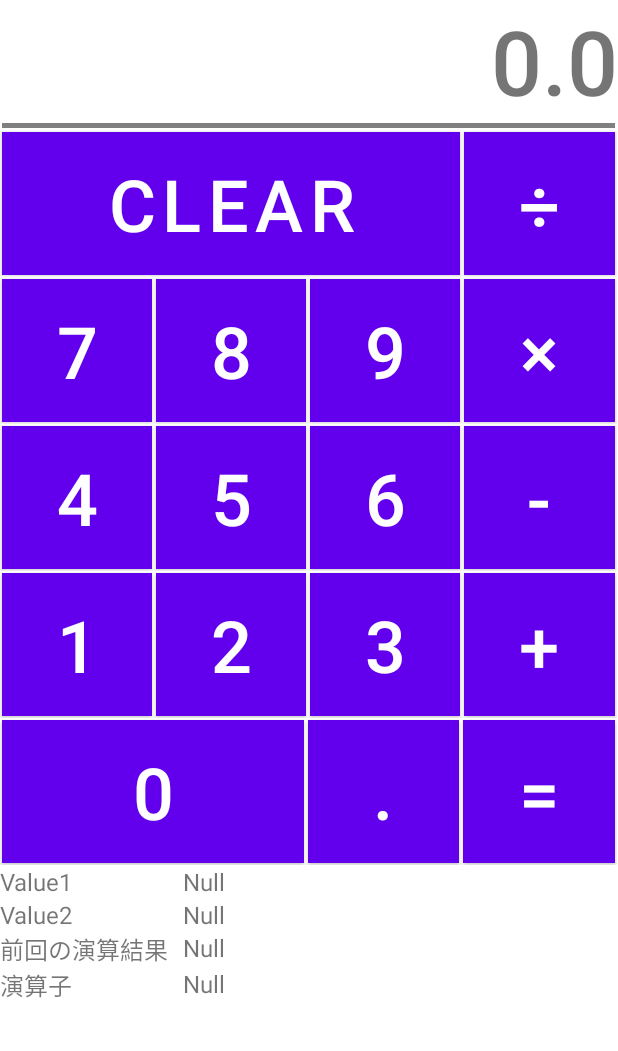
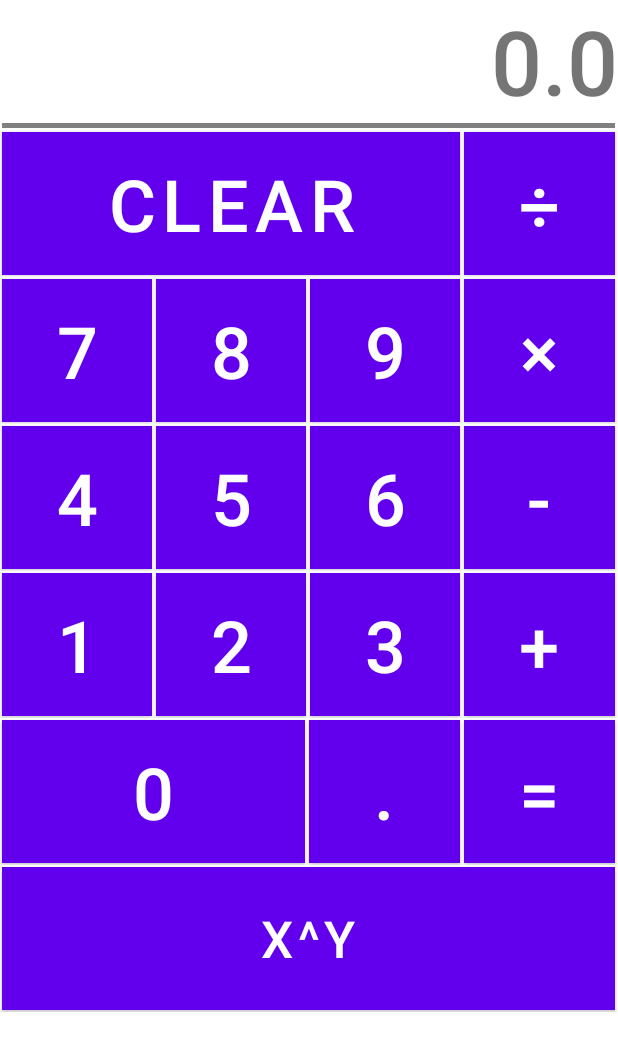
Before and after one commit to zomsa1228/Calculator_App, an Android app: the screen it shows after launch (MainActivity), on a phone screen of 412 x 824 dp. Shown: the top 1051 px of the screen. Run offline under Robolectric (Android 15) with nearby library versions, the phone set to English and light mode, and no system bars; Roboto replaces fonts that are not available here.

Commit message:
累乗計算の追加 累乗計算の追加に伴い、いくつかのバグが発生している模様

```diff
--- a/app/src/main/java/com/example/myapplication2/MainActivity.java
+++ b/app/src/main/java/com/example/myapplication2/MainActivity.java
@@ -5,8 +5,6 @@ import androidx.appcompat.app.AppCompatActivity;
 import android.os.Bundle;
 import android.view.View;
 import android.widget.TextView;
-
-import com.google.android.material.snackbar.Snackbar;
 
 public class MainActivity extends AppCompatActivity implements View.OnClickListener {
 
@@ -44,21 +42,39 @@ public class MainActivity extends AppCompatActivity implements View.OnClickListe
         findViewById(R.id.button8).setOnClickListener(this::onClick);
         findViewById(R.id.button9).setOnClickListener(this::onClick);
         findViewById(R.id.button0).setOnClickListener(this::onClick);
-
         findViewById(R.id.plus).setOnClickListener(this::enzan);
         findViewById(R.id.minus).setOnClickListener(this::enzan);
         findViewById(R.id.times).setOnClickListener(this::enzan);
         findViewById(R.id.division).setOnClickListener(this::enzan);
         findViewById(R.id.equal).setOnClickListener(this::equal);
         findViewById(R.id.Clear).setOnClickListener(this::Clear);
+        findViewById(R.id.XY).setOnClickListener(this::power);
+    }
+
+    public void power(View power){
+        TextView textView1 = (TextView) findViewById(R.id.num1);
+        if (power.getId() == R.id.XY){
+            enzan = 5;
+            enzanVal = " ^ ";
+            once = false;
+
+            //文字を入れるためのkari変数を用意
+            //textView1のデータを取得する
+            textviewdata = textView1.getText();
+
+            //取得したデータに入っている文字に、Value2の数値を文字連結する
+            textviewdata = textviewdata + String.valueOf(enzanVal);
+
+            //テキストビューにデータを上書き
+            textView1.setText(textviewdata);
+
+            return;
+        }
     }
 
     //演算子 +-/*を押したときの処理
     public void enzan(View button){
         TextView textView1 = (TextView) findViewById(R.id.num1);
-        TextView val1 = (TextView) findViewById(R.id.val1);
-        TextView val2 = (TextView) findViewById(R.id.val2);
-        TextView val3 = (TextView) findViewById(R.id.val3);
 
         if (button.getId() == R.id.plus) {
             enzan = 1;
@@ -95,9 +111,6 @@ public class MainActivity extends AppCompatActivity implements View.OnClickListe
     //=を押したときの処理
     public void equal(View equal){
         TextView textView1 = (TextView) findViewById(R.id.num1);
-        TextView val1 = (TextView) findViewById(R.id.val1);
-        TextView val2 = (TextView) findViewById(R.id.val2);
-        TextView val3 = (TextView) findViewById(R.id.val3);
 
         if (equal.getId() == R.id.equal) {
             once = true;
@@ -110,6 +123,8 @@ public class MainActivity extends AppCompatActivity implements View.OnClickListe
                 Result_Num = Value1 * Value2;
             } else if (enzan == 4) {
                 Result_Num = Value1 / Value2;
+            } else if (enzan == 5) {
+                Result_Num = Math.pow(Value1, Value2);
             }
             //Value2をtextView1に上書きする
             textView1.setText(String.valueOf(Result_Num));
@@ -119,9 +134,6 @@ public class MainActivity extends AppCompatActivity implements View.OnClickListe
     public void Clear(View Clear){
         if (Clear.getId() == R.id.Clear) {
             TextView textView1 = (TextView) findViewById(R.id.num1);
-            TextView val1 = (TextView) findViewById(R.id.val1);
-            TextView val2 = (TextView) findViewById(R.id.val2);
-            TextView val3 = (TextView) findViewById(R.id.val3);
             //演算データ
             Value1 = 0.0;
             Value2 = 0.0;
@@ -129,19 +141,11 @@ public class MainActivity extends AppCompatActivity implements View.OnClickListe
 
             //上部のテキストビュー
             textView1.setText(String.valueOf(0.0));
-
-            //下部の数値表示
-            val1.setText("Null");
-            val2.setText("Null");
-            val3.setText("Null");
         }
     }
 
     public void onClick(View v) {
         TextView textView1 = (TextView) findViewById(R.id.num1);
-        TextView val1 = (TextView) findViewById(R.id.val1);
-        TextView val2 = (TextView) findViewById(R.id.val2);
-        TextView val3 = (TextView) findViewById(R.id.val3);
         //後半の数字入力処理
         if (once == false) {
 
@@ -199,8 +203,6 @@ public class MainActivity extends AppCompatActivity implements View.OnClickListe
 
             //
             textView1.setText(String.valueOf(Value2));
-
-            val2.setText(String.valueOf(Value2));
             return;
 
         }
@@ -241,7 +243,6 @@ public class MainActivity extends AppCompatActivity implements View.OnClickListe
             System.out.println(input_num);
 
             if(Value1 == 0.0){
-                Snackbar.make(v,"0.0である",Snackbar.LENGTH_LONG).show();
                 Value1 = input_num;
                 textviewdata = String.valueOf(input_num);
                 valLen = 1;
@@ -254,14 +255,12 @@ public class MainActivity extends AppCompatActivity implements View.OnClickListe
                 valLen = valLen - 2;
 
                 //桁用の計算Value1が1の場合1を10にして押された数字を足す
-                //1 →　10 →　11
+                //1 →1*10→　10 →10+1→　11
                 Value1 = (Value1 * 10) + input_num;
 
             }
             //Value1をtextView1に上書きする
             textView1.setText(String.valueOf(Value1));
-
-            val1.setText(String.valueOf(Value1));
             return;
         }
 
--- a/app/src/main/res/layout/activity_main.xml
+++ b/app/src/main/res/layout/activity_main.xml
@@ -315,11 +315,11 @@
 
             <Button
                 android:id="@+id/button0"
-                android:layout_width="95dp"
-                android:layout_height="95dp"
+                android:layout_width="wrap_content"
+                android:layout_height="wrap_content"
                 android:layout_gravity="center"
                 android:layout_margin="1dp"
-                android:layout_weight="19"
+                android:layout_weight="9"
                 android:height="95dp"
                 android:background="#03A9F4"
                 android:drawablePadding="0dp"
@@ -331,8 +331,8 @@
 
             <Button
                 android:id="@+id/dot"
-                android:layout_width="95dp"
-                android:layout_height="95dp"
+                android:layout_width="wrap_content"
+                android:layout_height="wrap_content"
                 android:layout_gravity="center"
                 android:layout_margin="1dp"
                 android:layout_weight="1"
@@ -346,8 +346,8 @@
 
             <Button
                 android:id="@+id/equal"
-                android:layout_width="95dp"
-                android:layout_height="95dp"
+                android:layout_width="wrap_content"
+                android:layout_height="wrap_content"
                 android:layout_gravity="center"
                 android:layout_margin="1dp"
                 android:layout_weight="1"
@@ -363,103 +363,26 @@
         </LinearLayout>
 
         <LinearLayout
+            android:id="@+id/row5"
             android:layout_width="match_parent"
-            android:layout_height="wrap_content"
-            android:orientation="vertical">
+            android:layout_height="match_parent"
+            android:orientation="horizontal">
 
-            <LinearLayout
-                android:layout_width="match_parent"
+            <Button
+                android:id="@+id/XY"
+                android:layout_width="wrap_content"
                 android:layout_height="wrap_content"
-                android:orientation="horizontal">
-
-                <TextView
-                    android:id="@+id/textView"
-                    android:layout_width="70dp"
-                    android:layout_height="wrap_content"
-                    android:layout_gravity="right"
-                    android:layout_weight="1"
-                    android:text="Value1"
-                    android:textSize="16sp" />
-
-                <TextView
-                    android:id="@+id/val1"
-                    android:layout_width="wrap_content"
-                    android:layout_height="wrap_content"
-                    android:layout_weight="5"
-                    android:text="Null"
-                    android:textSize="16sp" />
-            </LinearLayout>
-
-            <LinearLayout
-                android:layout_width="match_parent"
-                android:layout_height="wrap_content"
-                android:orientation="horizontal">
-
-                <TextView
-                    android:id="@+id/textView2"
-                    android:layout_width="70dp"
-                    android:layout_height="wrap_content"
-                    android:layout_gravity="right"
-                    android:layout_weight="1"
-                    android:text="Value2"
-                    android:textSize="16sp" />
-
-                <TextView
-                    android:id="@+id/val2"
-                    android:layout_width="wrap_content"
-                    android:layout_height="wrap_content"
-                    android:layout_weight="5"
-                    android:text="Null"
-                    android:textSize="16sp" />
-            </LinearLayout>
-
-            <LinearLayout
-                android:layout_width="match_parent"
-                android:layout_height="wrap_content"
-                android:orientation="horizontal">
-
-                <TextView
-                    android:id="@+id/textView3"
-                    android:layout_width="70dp"
-                    android:layout_height="wrap_content"
-                    android:layout_gravity="right"
-                    android:layout_weight="1"
-                    android:text="前回の演算結果"
-                    android:textSize="16sp" />
-
-                <TextView
-                    android:id="@+id/val3"
-                    android:layout_width="wrap_content"
-                    android:layout_height="wrap_content"
-                    android:layout_weight="5"
-                    android:text="Null"
-                    android:textSize="16sp" />
-            </LinearLayout>
-
-            <LinearLayout
-                android:layout_width="match_parent"
-                android:layout_height="wrap_content"
-                android:orientation="horizontal">
-
-                <TextView
-                    android:id="@+id/textView5"
-                    android:layout_width="70dp"
-                    android:layout_height="wrap_content"
-                    android:layout_gravity="right"
-                    android:layout_weight="1"
-                    android:text="演算子"
-                    android:textSize="16sp" />
-
-                <TextView
-                    android:id="@+id/enzan"
-                    android:layout_width="wrap_content"
-                    android:layout_height="wrap_content"
-                    android:layout_weight="5"
-                    android:text="Null"
-                    android:textSize="16sp" />
-
-            </LinearLayout>
-
+                android:layout_gravity="center"
+                android:layout_margin="1dp"
+                android:layout_weight="1"
+                android:height="95dp"
+                android:background="#03A9F4"
+                android:drawablePadding="0dp"
+                android:fontFamily="sans-serif-medium"
+                android:onClick="onClick"
+                android:text="X^Y"
+                android:textSize="34sp"
+                app:cornerRadius="0dp" />
         </LinearLayout>
 
     </LinearLayout>
```
